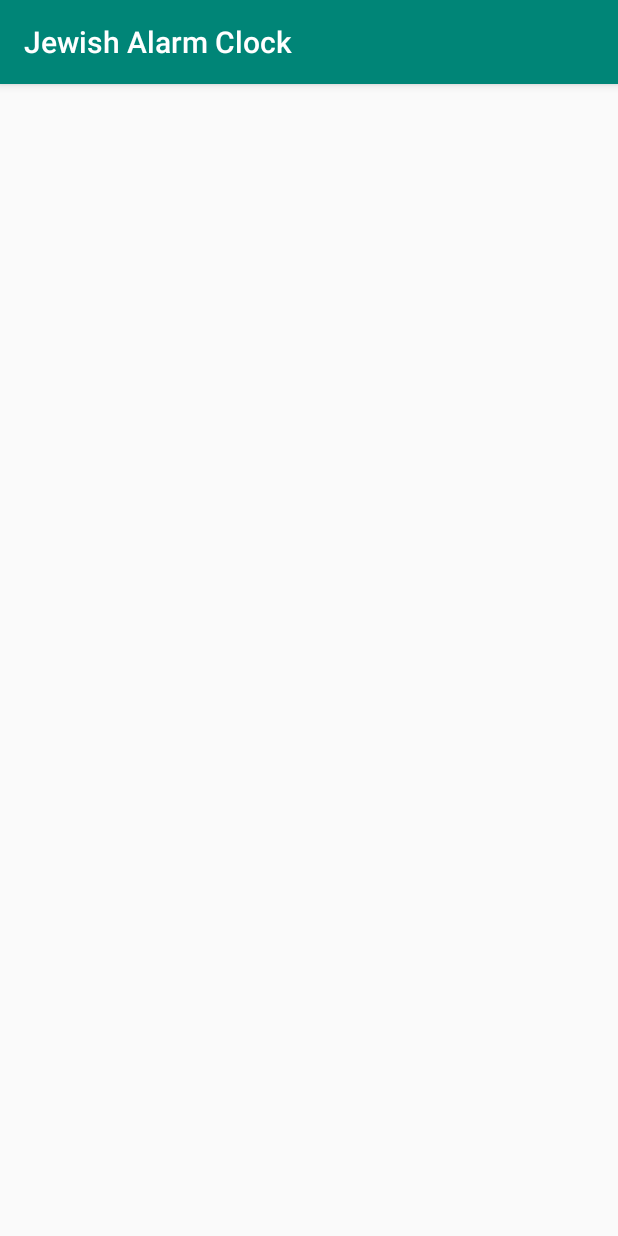
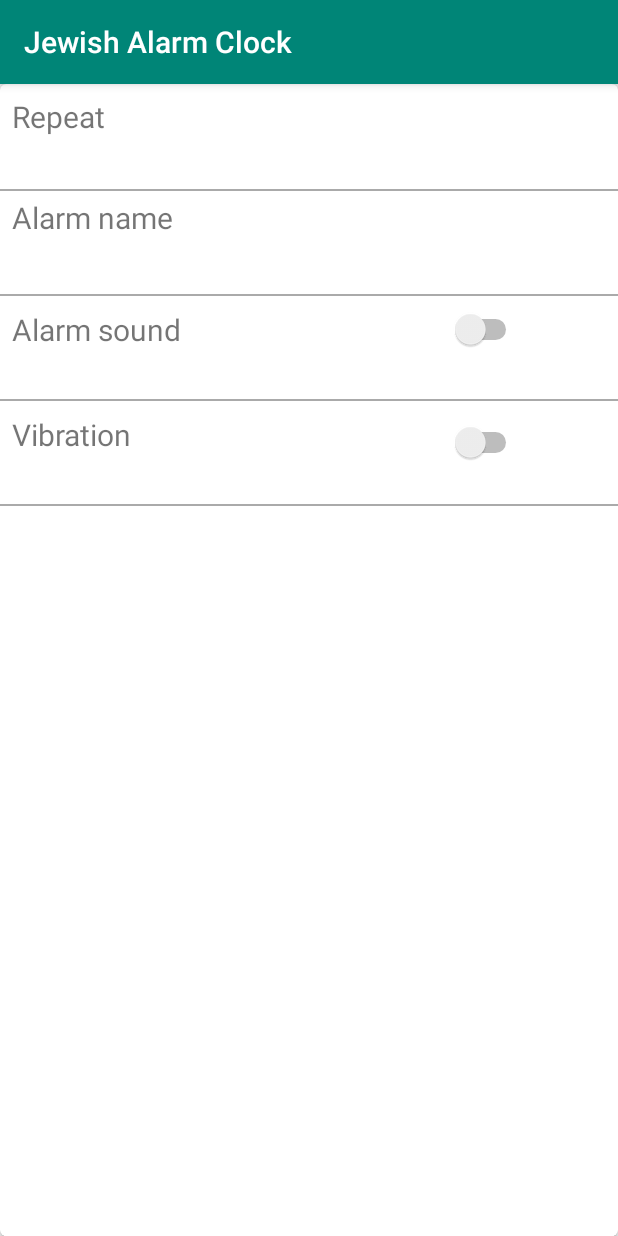
Before and after one commit to ZechariaBender/JewishAlarmClock, an Android app: the AddAlarmActivity screen opened directly, with no data from a screen before it, on a phone screen of 412 x 824 dp. Run offline under Robolectric (Android 15) with nearby library versions, the phone set to English and light mode, and no system bars; 3 statements that could not run were skipped.

```diff
--- a/app/src/main/java/com/zevnzac/jewishalarmclock/AddAlarmActivity.java
+++ b/app/src/main/java/com/zevnzac/jewishalarmclock/AddAlarmActivity.java
@@ -1,13 +1,63 @@
 package com.zevnzac.jewishalarmclock;
 
+import android.content.Intent;
+import android.os.Bundle;
 import android.support.v7.app.AppCompatActivity;
-import android.os.Bundle;
+import android.view.Menu;
+import android.view.MenuInflater;
+import android.view.MenuItem;
+import android.view.View;
+import android.widget.PopupMenu;
 
-public class AddAlarmActivity extends AppCompatActivity {
+public class AddAlarmActivity extends AppCompatActivity implements View.OnClickListener, MenuItem.OnMenuItemClickListener {
 
+
+    //    private ListView listViewProperties;
+//    private String[] properties = {"Repeat", "Alarm name", "Alarm sound", "Vibration"};
+//
+//
+//
     @Override
     protected void onCreate(Bundle savedInstanceState) {
         super.onCreate(savedInstanceState);
         setContentView(R.layout.activity_add_alarm);
+//
+//        listViewProperties = (ListView)findViewById(R.id.listProperties);
+//
+//        ArrayAdapter<String> arrayAdapter = new ArrayAdapter<>
+//                (this, android.R.layout.simple_list_item_1, properties);
+//
+//        listViewProperties.setAdapter(arrayAdapter);
+    }
+
+    @Override
+    public boolean onCreateOptionsMenu(Menu menu) {
+        MenuInflater menuInflater  = getMenuInflater();
+        menuInflater.inflate(R.menu.menu_choice, menu);
+        MenuItem save = menu.findItem(R.id.menuSave);
+        save.setOnMenuItemClickListener(this);
+        return super.onCreateOptionsMenu(menu);
+    }
+
+    public void repeat_onClick(View view) {
+        PopupMenu popupMenu = new PopupMenu(this, view);
+        popupMenu.inflate(R.menu.menu_settings);
+        popupMenu.show();
+
+    }
+
+    public void onClick(View view)
+    {
+        switch (view.getId()) {
+            case R.id.menuSave:
+                AlarmBuilder.insertItem();
+                Intent intent = new Intent(this, MainActivity.class);
+                startActivity(intent);
+        }
+    }
+
+    @Override
+    public boolean onMenuItemClick(MenuItem item) {
+        return false;
     }
 }
--- a/app/src/main/java/com/zevnzac/jewishalarmclock/AlarmAdapter.java
+++ b/app/src/main/java/com/zevnzac/jewishalarmclock/AlarmAdapter.java
@@ -49,6 +49,7 @@
 
     @Override
     public int getItemCount() {
-        return mAlarmList.size();
+        return 0;
+//        return mAlarmList.size();
     }
 }
--- a/app/src/main/res/layout/activity_add_alarm.xml
+++ b/app/src/main/res/layout/activity_add_alarm.xml
@@ -6,4 +6,121 @@
     android:layout_height="match_parent"
     tools:context=".AddAlarmActivity">
 
+<android.support.v7.widget.CardView
+    xmlns:card_view="http://schemas.android.com/apk/res-auto"
+    android:id="@+id/card_view"
+    android:layout_gravity="center"
+    android:layout_width="match_parent"
+    android:layout_height="match_parent"
+    card_view:cardCornerRadius="4dp">
+
+    <TextView
+        android:id="@+id/info_text1"
+        android:layout_width="match_parent"
+        android:layout_height="70dp"
+        android:layout_marginStart="8dp"
+        android:layout_marginLeft="8dp"
+
+        android:layout_marginTop="8dp"
+        android:text="Repeat"
+        android:textSize="20dp"
+        app:layout_constraintStart_toStartOf="parent"
+        app:layout_constraintTop_toTopOf="parent"
+        android:onClick="repeat_onClick"
+        />
+
+    <View
+        android:layout_width="match_parent"
+        android:layout_height="1dp"
+        android:layout_marginTop="70dp"
+        android:background="@android:color/darker_gray"
+        app:layout_constraintTop_toTopOf="parent" />
+
+    <TextView
+        android:id="@+id/info_text2"
+        android:layout_width="match_parent"
+        android:layout_height="70dp"
+        android:layout_marginStart="8dp"
+        android:layout_marginLeft="8dp"
+
+        android:layout_marginTop="75dp"
+        android:text="Alarm name"
+        android:textSize="20dp"
+        app:layout_constraintStart_toStartOf="parent"
+        app:layout_constraintTop_toBottomOf="@+id/info_text1" />
+
+    <View
+        android:layout_width="match_parent"
+        android:layout_height="1dp"
+        android:layout_marginTop="140dp"
+        android:background="@android:color/darker_gray"
+        app:layout_constraintTop_toTopOf="parent" />
+
+    <TextView
+        android:id="@+id/info_text3"
+        android:layout_width="match_parent"
+        android:layout_height="70dp"
+        android:layout_marginStart="8dp"
+        android:layout_marginLeft="8dp"
+
+        android:layout_marginTop="150dp"
+        android:text="Alarm sound"
+        android:textSize="20dp"
+        app:layout_constraintStart_toStartOf="parent"
+        app:layout_constraintTop_toBottomOf="@+id/info_text2" />
+
+    <View
+        android:layout_width="match_parent"
+        android:layout_height="1dp"
+        android:layout_marginTop="210dp"
+        android:background="@android:color/darker_gray"
+        app:layout_constraintTop_toTopOf="parent" />
+
+    <Switch
+        android:id="@+id/switch1"
+        android:layout_width="wrap_content"
+        android:layout_height="wrap_content"
+        android:layout_marginTop="150dp"
+        android:layout_marginLeft="300dp" />
+
+    <TextView
+        android:id="@+id/info_text4"
+        android:layout_width="match_parent"
+        android:layout_height="70dp"
+        android:layout_marginStart="8dp"
+        android:layout_marginLeft="8dp"
+
+        android:layout_marginTop="220dp"
+        android:text="Vibration"
+        android:textSize="20dp"
+        app:layout_constraintStart_toStartOf="parent"
+        app:layout_constraintTop_toBottomOf="@+id/info_text3" />
+
+    <View
+        android:layout_width="match_parent"
+        android:layout_height="1dp"
+        android:layout_marginTop="280dp"
+        android:background="@android:color/darker_gray"
+        app:layout_constraintTop_toTopOf="parent" />
+
+    <Switch
+        android:id="@+id/switch2"
+        android:layout_width="wrap_content"
+        android:layout_height="wrap_content"
+        android:layout_marginTop="225dp"
+        android:layout_marginLeft="300dp" />
+
+
+</android.support.v7.widget.CardView>
+
+<!--<ListView-->
+<!--android:layout_width="match_parent"-->
+<!--android:layout_height="wrap_content"-->
+<!--android:id="@+id/listProperties"-->
+<!--/>-->
+
+
+
+
+
 </android.support.constraint.ConstraintLayout>
--- a/app/src/main/res/values/strings.xml
+++ b/app/src/main/res/values/strings.xml
@@ -5,4 +5,5 @@
     <string name="firstTab">Alarms</string>
     <string name="secondTab">Zmanim List</string>
     <string name="thirdTab">Timer</string>
+    <string name="section_format" />
 </resources>
```
Also changed, not shown: app/src/main/java/com/zevnzac/jewishalarmclock/MainActivity.java (+13 -18 lines), app/src/main/res/layout/activity_main.xml (+12 -0 lines).
